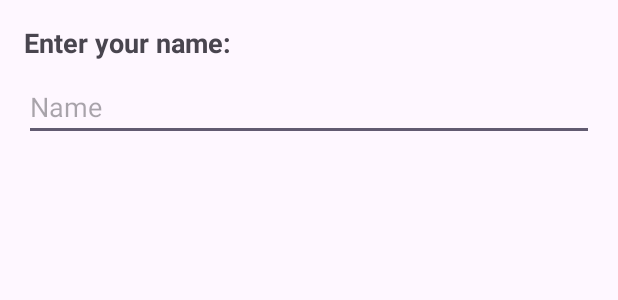
After one commit to orphiano-0/online-quiz-app, an Android app: the layout input_dialog.xml on its own in the app's theme, with its tools: preview values and no code run, on a phone screen of 412 x 824 dp. The commit adds this screen. Shown: the top 300 px of the screen. Run offline under Robolectric (Android 15) with nearby library versions, the light colour scheme and no system bars.

Commit message:
Added new functionality

```diff
--- a/app/src/main/AndroidManifest.xml
+++ b/app/src/main/AndroidManifest.xml
@@ -12,6 +12,9 @@
         android:supportsRtl="true"
         android:theme="@style/Theme.Onlinequizapp"
         tools:targetApi="31">
+        <activity
+            android:name=".SplashActivity"
+            android:exported="false" />
         <activity
             android:name=".QuizActivity"
             android:exported="false" />
--- a/app/src/main/java/com/example/online_quiz_app/MainActivity.kt
+++ b/app/src/main/java/com/example/online_quiz_app/MainActivity.kt
@@ -39,7 +39,7 @@ class MainActivity : AppCompatActivity() {
                         }
                     }
                 }
-            setupRecyclerView()
-        }
+                setupRecyclerView()
+            }
     }
 }
--- a/app/src/main/java/com/example/online_quiz_app/QuizModel.kt
+++ b/app/src/main/java/com/example/online_quiz_app/QuizModel.kt
@@ -17,3 +17,5 @@ data class QuestionModel(
 ){
     constructor() : this ("", emptyList(),"")
 }
+
+data class UserScore(val name: String, val score: Int)
--- /dev/null
+++ b/app/src/main/res/layout/input_dialog.xml
@@ -0,0 +1,24 @@
+<?xml version="1.0" encoding="utf-8"?>
+<LinearLayout xmlns:android="http://schemas.android.com/apk/res/android"
+    android:layout_width="match_parent"
+    android:layout_height="match_parent"
+    android:orientation="vertical"
+    android:padding="16dp">
+
+    <TextView
+        android:id="@+id/dialogTitle"
+        android:layout_width="wrap_content"
+        android:layout_height="wrap_content"
+        android:text="Enter your name:"
+        android:textSize="18sp"
+        android:textStyle="bold" />
+
+    <EditText
+        android:id="@+id/dialogInput"
+        android:layout_width="match_parent"
+        android:layout_height="wrap_content"
+        android:layout_marginTop="8dp"
+        android:hint="Name"
+        android:inputType="text" />
+
+</LinearLayout>
```
Also changed, not shown: app/src/main/java/com/example/online_quiz_app/QuizActivity.kt (+37 -0 lines), app/src/main/java/com/example/online_quiz_app/SplashActivity.kt (added, +11 -0 lines), app/src/main/res/layout/activity_splash.xml (added, +9 -0 lines), app/src/main/res/layout/layout_user_input.xml (added, +24 -0 lines).
